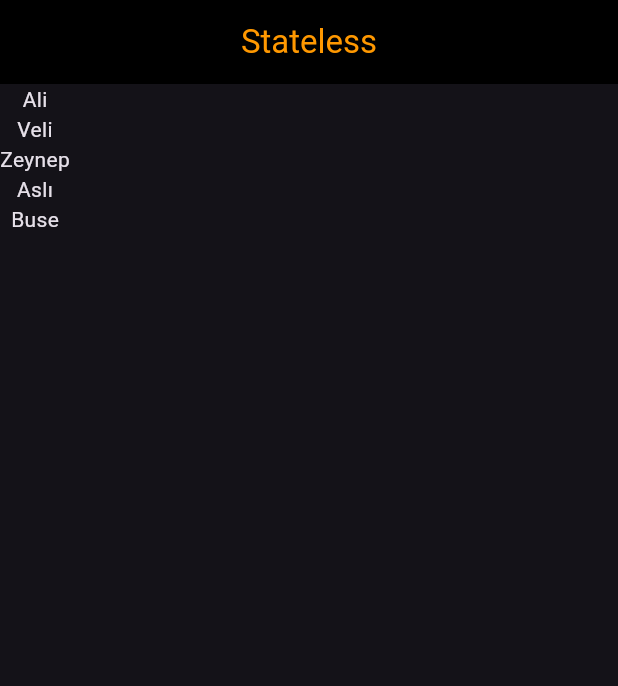
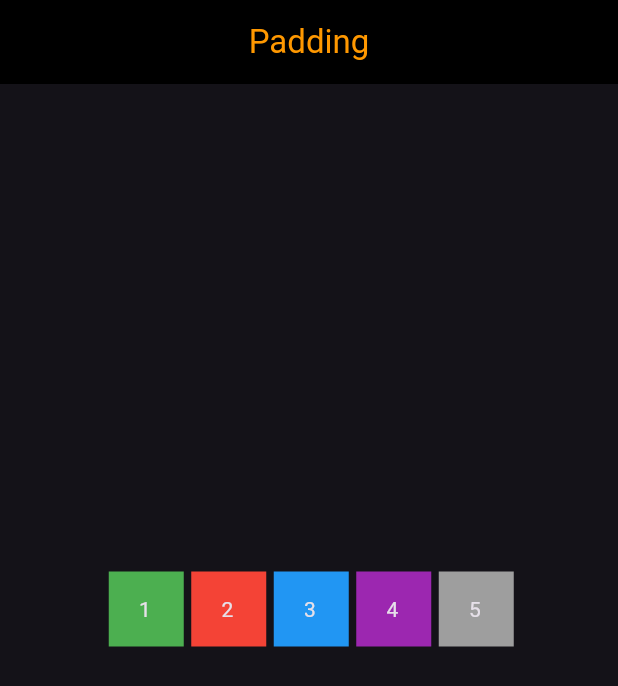
Before and after one commit to Burakyilmam/FlutterTekrar, a Flutter app: the screen it shows after launch, on a phone screen of 412 x 824 dp. Shown: the top 686 px of the screen. Run offline on Flutter 3.47's test engine with Material 3 defaults, Android fonts, the phone set to English and light mode, and no system bars.

Commit message:
Padding yapıldı.

```diff
--- /dev/null
+++ b/lib/101/PaddingApp.dart
@@ -0,0 +1,68 @@
+import 'package:flutter/material.dart';
+import 'package:flutter/services.dart';
+
+class PaddingApp extends StatelessWidget {
+  PaddingApp({super.key});
+  @override
+  Widget build(BuildContext context) {
+    return Scaffold(
+      appBar: AppBar(
+        title:const Text(
+            'Padding',
+            style: TextStyle(
+                color: Colors.orange
+            )
+        ),
+      ),
+      body:Column(
+        children: [
+          Row(
+            children: [
+              const Padding(padding: EdgeInsets.symmetric(horizontal: 35,vertical: 350)),
+              Container(
+                color: Colors.green,
+                width: 50,
+                height: 50,
+                padding: const EdgeInsets.symmetric(vertical: 15,horizontal: 20),
+                margin: EdgeInsets.symmetric(horizontal: 2.5),
+                child: const Text("1"),
+              ),
+              Container(
+                color: Colors.red,
+                width: 50,
+                height: 50,
+                padding: const EdgeInsets.symmetric(vertical: 15,horizontal: 20),
+                margin: EdgeInsets.symmetric(horizontal: 2.5),
+                child: const Text("2"),
+              ),
+              Container(
+                color: Colors.blue,
+                width: 50,
+                height: 50,
+                padding: const EdgeInsets.symmetric(vertical: 15,horizontal: 20),
+                margin: EdgeInsets.symmetric(horizontal: 2.5),
+                child: const Text("3"),
+              ),
+              Container(
+                color: Colors.purple,
+                width: 50,
+                height: 50,
+                padding: const EdgeInsets.symmetric(vertical: 15,horizontal: 20),
+                margin: EdgeInsets.symmetric(horizontal: 2.5),
+                child: const Text("4"),
+              ),
+              Container(
+                color: Colors.grey,
+                width: 50,
+                height: 50,
+                padding: const EdgeInsets.symmetric(vertical: 15,horizontal: 20),
+                margin: EdgeInsets.symmetric(horizontal: 2.5),
+                child: const Text("5"),
+              )
+            ],
+          )
+        ],
+      )
+    );
+  }
+}
--- a/lib/main.dart
+++ b/lib/main.dart
@@ -2,6 +2,7 @@ import 'package:demo/101/AppbarApp.dart';
 import 'package:demo/101/ColorApp.dart';
 import 'package:demo/101/ContainerApp.dart';
 import 'package:demo/101/IconApp.dart';
+import 'package:demo/101/PaddingApp.dart';
 import 'package:demo/101/ScaffoldApp.dart';
 import 'package:demo/101/StatelessApp.dart';
 import 'package:demo/101/TextApp.dart';
@@ -24,7 +25,7 @@ class MyApp extends StatelessWidget {
           backgroundColor: Colors.black,
         )
       ),
-      home: StatelessApp(),
+      home: PaddingApp(),
     );
   }
 }
```
